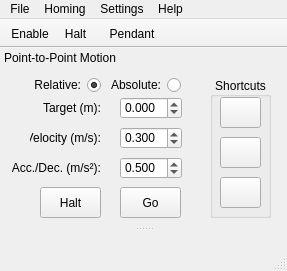
The window that tow/mainwindow.ui (petebachant/Tow) describes before a commit, drawn with Qt 5.
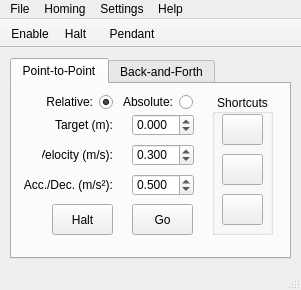
The same window after the commit. Icons and pictures are not drawn.

Commit message: Add tab widget for motion mode

```diff
--- a/tow/mainwindow.ui
+++ b/tow/mainwindow.ui
@@ -9,8 +9,8 @@
    <rect>
     <x>0</x>
     <y>0</y>
-    <width>287</width>
-    <height>271</height>
+    <width>301</width>
+    <height>290</height>
    </rect>
   </property>
   <property name="sizePolicy">
@@ -122,13 +122,349 @@
      </widget>
     </widget>
    </widget>
+   <widget class="QTabWidget" name="tabWidgetMode">
+    <property name="geometry">
+     <rect>
+      <x>10</x>
+      <y>10</y>
+      <width>281</width>
+      <height>201</height>
+     </rect>
+    </property>
+    <property name="currentIndex">
+     <number>0</number>
+    </property>
+    <widget class="QWidget" name="ptp">
+     <attribute name="title">
+      <string>Point-to-Point</string>
+     </attribute>
+     <widget class="QDoubleSpinBox" name="accSpinBox">
+      <property name="geometry">
+       <rect>
+        <x>120</x>
+        <y>90</y>
+        <width>62</width>
+        <height>22</height>
+       </rect>
+      </property>
+      <property name="decimals">
+       <number>3</number>
+      </property>
+      <property name="maximum">
+       <double>2.000000000000000</double>
+      </property>
+      <property name="singleStep">
+       <double>0.100000000000000</double>
+      </property>
+      <property name="value">
+       <double>0.500000000000000</double>
+      </property>
+     </widget>
+     <widget class="QPushButton" name="pbGo">
+      <property name="geometry">
+       <rect>
+        <x>120</x>
+        <y>120</y>
+        <width>61</width>
+        <height>31</height>
+       </rect>
+      </property>
+      <property name="toolTip">
+       <string>Go (Ctrl+Enter)</string>
+      </property>
+      <property name="text">
+       <string>Go</string>
+      </property>
+      <property name="icon">
+       <iconset resource="icons/tow_resources.qrc">
+        <normaloff>:/icons/next.png</normaloff>:/icons/next.png</iconset>
+      </property>
+      <property name="iconSize">
+       <size>
+        <width>21</width>
+        <height>21</height>
+       </size>
+      </property>
+      <property name="shortcut">
+       <string>Ctrl+Return</string>
+      </property>
+      <property name="checkable">
+       <bool>false</bool>
+      </property>
+      <property name="autoDefault">
+       <bool>false</bool>
+      </property>
+      <property name="default">
+       <bool>false</bool>
+      </property>
+      <property name="flat">
+       <bool>false</bool>
+      </property>
+     </widget>
+     <widget class="QRadioButton" name="rbAbsolute">
+      <property name="geometry">
+       <rect>
+        <x>110</x>
+        <y>10</y>
+        <width>71</width>
+        <height>16</height>
+       </rect>
+      </property>
+      <property name="layoutDirection">
+       <enum>Qt::RightToLeft</enum>
+      </property>
+      <property name="text">
+       <string>Absolute:</string>
+      </property>
+      <property name="checked">
+       <bool>false</bool>
+      </property>
+     </widget>
+     <widget class="QPushButton" name="pbHalt">
+      <property name="geometry">
+       <rect>
+        <x>40</x>
+        <y>120</y>
+        <width>61</width>
+        <height>31</height>
+       </rect>
+      </property>
+      <property name="toolTip">
+       <string>Halt Axis (Ctrl+Backspace)</string>
+      </property>
+      <property name="text">
+       <string>Halt</string>
+      </property>
+      <property name="icon">
+       <iconset resource="icons/tow_resources.qrc">
+        <normaloff>:/icons/agt_stop.png</normaloff>:/icons/agt_stop.png</iconset>
+      </property>
+      <property name="iconSize">
+       <size>
+        <width>20</width>
+        <height>20</height>
+       </size>
+      </property>
+     </widget>
+     <widget class="QLabel" name="label_3">
+      <property name="geometry">
+       <rect>
+        <x>30</x>
+        <y>60</y>
+        <width>71</width>
+        <height>21</height>
+       </rect>
+      </property>
+      <property name="text">
+       <string>Velocity (m/s):</string>
+      </property>
+      <property name="alignment">
+       <set>Qt::AlignRight|Qt::AlignTrailing|Qt::AlignVCenter</set>
+      </property>
+     </widget>
+     <widget class="QLabel" name="label_4">
+      <property name="geometry">
+       <rect>
+        <x>10</x>
+        <y>90</y>
+        <width>91</width>
+        <height>21</height>
+       </rect>
+      </property>
+      <property name="text">
+       <string>Acc./Dec. (m/s²):</string>
+      </property>
+      <property name="alignment">
+       <set>Qt::AlignRight|Qt::AlignTrailing|Qt::AlignVCenter</set>
+      </property>
+     </widget>
+     <widget class="QDoubleSpinBox" name="posSpinBox">
+      <property name="geometry">
+       <rect>
+        <x>120</x>
+        <y>30</y>
+        <width>62</width>
+        <height>22</height>
+       </rect>
+      </property>
+      <property name="wrapping">
+       <bool>false</bool>
+      </property>
+      <property name="decimals">
+       <number>3</number>
+      </property>
+      <property name="minimum">
+       <double>-26.100000000000001</double>
+      </property>
+      <property name="maximum">
+       <double>26.100000000000001</double>
+      </property>
+      <property name="singleStep">
+       <double>0.100000000000000</double>
+      </property>
+     </widget>
+     <widget class="QDoubleSpinBox" name="velSpinBox">
+      <property name="geometry">
+       <rect>
+        <x>120</x>
+        <y>60</y>
+        <width>62</width>
+        <height>22</height>
+       </rect>
+      </property>
+      <property name="decimals">
+       <number>3</number>
+      </property>
+      <property name="maximum">
+       <double>3.000000000000000</double>
+      </property>
+      <property name="singleStep">
+       <double>0.100000000000000</double>
+      </property>
+      <property name="value">
+       <double>0.300000000000000</double>
+      </property>
+     </widget>
+     <widget class="QGroupBox" name="groupBox_shortcuts">
+      <property name="geometry">
+       <rect>
+        <x>200</x>
+        <y>10</y>
+        <width>61</width>
+        <height>141</height>
+       </rect>
+      </property>
+      <property name="title">
+       <string>Shortcuts</string>
+      </property>
+      <property name="alignment">
+       <set>Qt::AlignCenter</set>
+      </property>
+      <widget class="QPushButton" name="pbGoRightLimit">
+       <property name="geometry">
+        <rect>
+         <x>10</x>
+         <y>100</y>
+         <width>41</width>
+         <height>31</height>
+        </rect>
+       </property>
+       <property name="toolTip">
+        <string>Go to Right Limit</string>
+       </property>
+       <property name="icon">
+        <iconset resource="icons/tow_resources.qrc">
+         <normaloff>:/icons/go-last.png</normaloff>:/icons/go-last.png</iconset>
+       </property>
+       <property name="iconSize">
+        <size>
+         <width>22</width>
+         <height>22</height>
+        </size>
+       </property>
+      </widget>
+      <widget class="QPushButton" name="pbGoPlatform">
+       <property name="geometry">
+        <rect>
+         <x>10</x>
+         <y>20</y>
+         <width>41</width>
+         <height>31</height>
+        </rect>
+       </property>
+       <property name="toolTip">
+        <string>Go to Platform</string>
+       </property>
+       <property name="text">
+        <string/>
+       </property>
+       <property name="icon">
+        <iconset resource="icons/tow_resources.qrc">
+         <normaloff>:/icons/go-home.png</normaloff>:/icons/go-home.png</iconset>
+       </property>
+       <property name="iconSize">
+        <size>
+         <width>22</width>
+         <height>22</height>
+        </size>
+       </property>
+      </widget>
+      <widget class="QPushButton" name="pbGoLeftLimit">
+       <property name="geometry">
+        <rect>
+         <x>10</x>
+         <y>60</y>
+         <width>41</width>
+         <height>31</height>
+        </rect>
+       </property>
+       <property name="toolTip">
+        <string>Go to Left Limit</string>
+       </property>
+       <property name="icon">
+        <iconset resource="icons/tow_resources.qrc">
+         <normaloff>:/icons/go-first.png</normaloff>:/icons/go-first.png</iconset>
+       </property>
+       <property name="iconSize">
+        <size>
+         <width>22</width>
+         <height>22</height>
+        </size>
+       </property>
+      </widget>
+     </widget>
+     <widget class="QRadioButton" name="rbRelative">
+      <property name="geometry">
+       <rect>
+        <x>30</x>
+        <y>10</y>
+        <width>71</width>
+        <height>16</height>
+       </rect>
+      </property>
+      <property name="layoutDirection">
+       <enum>Qt::RightToLeft</enum>
+      </property>
+      <property name="text">
+       <string>Relative:</string>
+      </property>
+      <property name="checked">
+       <bool>true</bool>
+      </property>
+     </widget>
+     <widget class="QLabel" name="label_2">
+      <property name="geometry">
+       <rect>
+        <x>40</x>
+        <y>30</y>
+        <width>61</width>
+        <height>21</height>
+       </rect>
+      </property>
+      <property name="layoutDirection">
+       <enum>Qt::LeftToRight</enum>
+      </property>
+      <property name="text">
+       <string>Target (m):</string>
+      </property>
+      <property name="alignment">
+       <set>Qt::AlignRight|Qt::AlignTrailing|Qt::AlignVCenter</set>
+      </property>
+     </widget>
+    </widget>
+    <widget class="QWidget" name="tab_2">
+     <attribute name="title">
+      <string>Back-and-Forth</string>
+     </attribute>
+    </widget>
+   </widget>
   </widget>
   <widget class="QMenuBar" name="menuBar">
    <property name="geometry">
     <rect>
      <x>0</x>
      <y>0</y>
-     <width>287</width>
+     <width>301</width>
      <height>21</height>
     </rect>
    </property>
@@ -273,344 +609,6 @@
    </attribute>
    <addaction name="actionJogPendant"/>
   </widget>
-  <widget class="QDockWidget" name="dock_ptp">
-   <property name="minimumSize">
-    <size>
-     <width>287</width>
-     <height>178</height>
-    </size>
-   </property>
-   <property name="contextMenuPolicy">
-    <enum>Qt::PreventContextMenu</enum>
-   </property>
-   <property name="features">
-    <set>QDockWidget::NoDockWidgetFeatures</set>
-   </property>
-   <property name="allowedAreas">
-    <set>Qt::BottomDockWidgetArea|Qt::TopDockWidgetArea</set>
-   </property>
-   <property name="windowTitle">
-    <string>Point-to-Point Motion</string>
-   </property>
-   <attribute name="dockWidgetArea">
-    <number>4</number>
-   </attribute>
-   <widget class="QWidget" name="dockWidgetContents_2">
-    <widget class="QRadioButton" name="rbRelative">
-     <property name="geometry">
-      <rect>
-       <x>30</x>
-       <y>10</y>
-       <width>71</width>
-       <height>16</height>
-      </rect>
-     </property>
-     <property name="layoutDirection">
-      <enum>Qt::RightToLeft</enum>
-     </property>
-     <property name="text">
-      <string>Relative:</string>
-     </property>
-     <property name="checked">
-      <bool>true</bool>
-     </property>
-    </widget>
-    <widget class="QPushButton" name="pbGo">
-     <property name="geometry">
-      <rect>
-       <x>120</x>
-       <y>120</y>
-       <width>61</width>
-       <height>31</height>
-      </rect>
-     </property>
-     <property name="toolTip">
-      <string>Go (Ctrl+Enter)</string>
-     </property>
-     <property name="text">
-      <string>Go</string>
-     </property>
-     <property name="icon">
-      <iconset resource="icons/tow_resources.qrc">
-       <normaloff>:/icons/next.png</normaloff>:/icons/next.png</iconset>
-     </property>
-     <property name="iconSize">
-      <size>
-       <width>21</width>
-       <height>21</height>
-      </size>
-     </property>
-     <property name="shortcut">
-      <string>Ctrl+Return</string>
-     </property>
-     <property name="checkable">
-      <bool>false</bool>
-     </property>
-     <property name="autoDefault">
-      <bool>false</bool>
-     </property>
-     <property name="default">
-      <bool>false</bool>
-     </property>
-     <property name="flat">
-      <bool>false</bool>
-     </property>
-    </widget>
-    <widget class="QRadioButton" name="rbAbsolute">
-     <property name="geometry">
-      <rect>
-       <x>110</x>
-       <y>10</y>
-       <width>71</width>
-       <height>16</height>
-      </rect>
-     </property>
-     <property name="layoutDirection">
-      <enum>Qt::RightToLeft</enum>
-     </property>
-     <property name="text">
-      <string>Absolute:</string>
-     </property>
-     <property name="checked">
-      <bool>false</bool>
-     </property>
-    </widget>
-    <widget class="QGroupBox" name="groupBox_shortcuts">
-     <property name="geometry">
-      <rect>
-       <x>210</x>
-       <y>10</y>
-       <width>61</width>
-       <height>141</height>
-      </rect>
-     </property>
-     <property name="title">
-      <string>Shortcuts</string>
-     </property>
-     <property name="alignment">
-      <set>Qt::AlignCenter</set>
-     </property>
-     <widget class="QPushButton" name="pbGoRightLimit">
-      <property name="geometry">
-       <rect>
-        <x>10</x>
-        <y>100</y>
-        <width>41</width>
-        <height>31</height>
-       </rect>
-      </property>
-      <property name="toolTip">
-       <string>Go to Right Limit</string>
-      </property>
-      <property name="icon">
-       <iconset resource="icons/tow_resources.qrc">
-        <normaloff>:/icons/go-last.png</normaloff>:/icons/go-last.png</iconset>
-      </property>
-      <property name="iconSize">
-       <size>
-        <width>22</width>
-        <height>22</height>
-       </size>
-      </property>
-     </widget>
-     <widget class="QPushButton" name="pbGoPlatform">
-      <property name="geometry">
-       <rect>
-        <x>10</x>
-        <y>20</y>
-        <width>41</width>
-        <height>31</height>
-       </rect>
-      </property>
-      <property name="toolTip">
-       <string>Go to Platform</string>
-      </property>
-      <property name="text">
-       <string/>
-      </property>
-      <property name="icon">
-       <iconset resource="icons/tow_resources.qrc">
-        <normaloff>:/icons/go-home.png</normaloff>:/icons/go-home.png</iconset>
-      </property>
-      <property name="iconSize">
-       <size>
-        <width>22</width>
-        <height>22</height>
-       </size>
-      </property>
-     </widget>
-     <widget class="QPushButton" name="pbGoLeftLimit">
-      <property name="geometry">
-       <rect>
-        <x>10</x>
-        <y>60</y>
-        <width>41</width>
-        <height>31</height>
-       </rect>
-      </property>
-      <property name="toolTip">
-       <string>Go to Left Limit</string>
-      </property>
-      <property name="icon">
-       <iconset resource="icons/tow_resources.qrc">
-        <normaloff>:/icons/go-first.png</normaloff>:/icons/go-first.png</iconset>
-      </property>
-      <property name="iconSize">
-       <size>
-        <width>22</width>
-        <height>22</height>
-       </size>
-      </property>
-     </widget>
-    </widget>
-    <widget class="QPushButton" name="pbHalt">
-     <property name="geometry">
-      <rect>
-       <x>40</x>
-       <y>120</y>
-       <width>61</width>
-       <height>31</height>
-      </rect>
-     </property>
-     <property name="toolTip">
-      <string>Halt Axis (Ctrl+Backspace)</string>
-     </property>
-     <property name="text">
-      <string>Halt</string>
-     </property>
-     <property name="icon">
-      <iconset resource="icons/tow_resources.qrc">
-       <normaloff>:/icons/agt_stop.png</normaloff>:/icons/agt_stop.png</iconset>
-     </property>
-     <property name="iconSize">
-      <size>
-       <width>20</width>
-       <height>20</height>
-      </size>
-     </property>
-    </widget>
-    <widget class="QDoubleSpinBox" name="accSpinBox">
-     <property name="geometry">
-      <rect>
-       <x>120</x>
-       <y>90</y>
-       <width>62</width>
-       <height>22</height>
-      </rect>
-     </property>
-     <property name="decimals">
-      <number>3</number>
-     </property>
-     <property name="maximum">
-      <double>2.000000000000000</double>
-     </property>
-     <property name="singleStep">
-      <double>0.100000000000000</double>
-     </property>
-     <property name="value">
-      <double>0.500000000000000</double>
-     </property>
-    </widget>
-    <widget class="QDoubleSpinBox" name="velSpinBox">
-     <property name="geometry">
-      <rect>
-       <x>120</x>
-       <y>60</y>
-       <width>62</width>
-       <height>22</height>
-      </rect>
-     </property>
-     <property name="decimals">
-      <number>3</number>
-     </property>
-     <property name="maximum">
-      <double>3.000000000000000</double>
-     </property>
-     <property name="singleStep">
-      <double>0.100000000000000</double>
-     </property>
-     <property name="value">
-      <double>0.300000000000000</double>
-     </property>
-    </widget>
-    <widget class="QDoubleSpinBox" name="posSpinBox">
-     <property name="geometry">
-      <rect>
-       <x>120</x>
-       <y>30</y>
-       <width>62</width>
-       <height>22</height>
-      </rect>
-     </property>
-     <property name="wrapping">
-      <bool>false</bool>
-     </property>
-     <property name="decimals">
-      <number>3</number>
-     </property>
-     <property name="minimum">
-      <double>-26.100000000000001</double>
-     </property>
-     <property name="maximum">
-      <double>26.100000000000001</double>
-     </property>
-     <property name="singleStep">
-      <double>0.100000000000000</double>
-     </property>
-    </widget>
-    <widget class="QLabel" name="label_3">
-     <property name="geometry">
-      <rect>
-       <x>30</x>
-       <y>60</y>
-       <width>71</width>
-       <height>21</height>
-      </rect>
-     </property>
-     <property name="text">
-      <string>Velocity (m/s):</string>
-     </property>
-     <property name="alignment">
-      <set>Qt::AlignRight|Qt::AlignTrailing|Qt::AlignVCenter</set>
-     </property>
-    </widget>
-    <widget class="QLabel" name="label_2">
-     <property name="geometry">
-      <rect>
-       <x>40</x>
-       <y>30</y>
-       <width>61</width>
-       <height>21</height>
-      </rect>
-     </property>
-     <property name="layoutDirection">
-      <enum>Qt::LeftToRight</enum>
-     </property>
-     <property name="text">
-      <string>Target (m):</string>
-     </property>
-     <property name="alignment">
-      <set>Qt::AlignRight|Qt::AlignTrailing|Qt::AlignVCenter</set>
-     </property>
-    </widget>
-    <widget class="QLabel" name="label_4">
-     <property name="geometry">
-      <rect>
-       <x>10</x>
-       <y>90</y>
-       <width>91</width>
-       <height>21</height>
-      </rect>
-     </property>
-     <property name="text">
-      <string>Acc./Dec. (m/s²):</string>
-     </property>
-     <property name="alignment">
-      <set>Qt::AlignRight|Qt::AlignTrailing|Qt::AlignVCenter</set>
-     </property>
-    </widget>
-   </widget>
-  </widget>
   <action name="traverseOff">
    <property name="checkable">
     <bool>true</bool>
```
Left out of the diff: 2 changed lines with no effect on the pictures. The commit also changes 3 other files.
